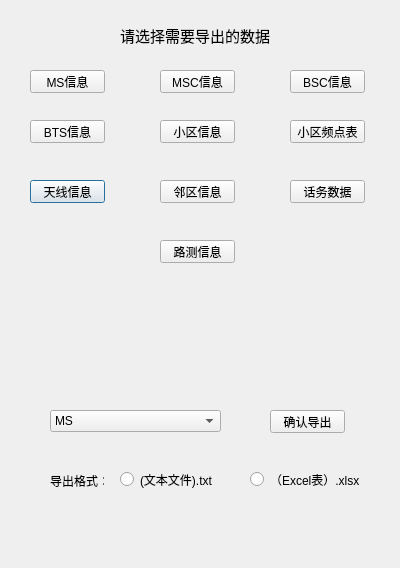
SheepAndWolf/qtGSM, file dataout.ui: the form before one commit.
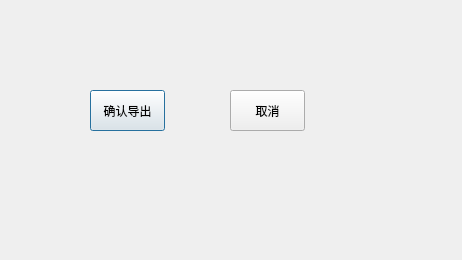
The form after the commit.

What changed in the file:
```diff
--- a/dataout.ui
+++ b/dataout.ui
@@ -6,272 +6,37 @@
    <rect>
     <x>0</x>
     <y>0</y>
-    <width>400</width>
-    <height>568</height>
+    <width>462</width>
+    <height>260</height>
    </rect>
   </property>
   <property name="windowTitle">
    <string>Dialog</string>
   </property>
-  <widget class="QLabel" name="label">
-   <property name="geometry">
-    <rect>
-     <x>120</x>
-     <y>20</y>
-     <width>161</width>
-     <height>31</height>
-    </rect>
-   </property>
-   <property name="font">
-    <font>
-     <family>楷体</family>
-     <pointsize>11</pointsize>
-    </font>
-   </property>
-   <property name="text">
-    <string>请选择需要导出的数据</string>
-   </property>
-  </widget>
-  <widget class="QPushButton" name="Tianxian">
-   <property name="geometry">
-    <rect>
-     <x>30</x>
-     <y>180</y>
-     <width>75</width>
-     <height>23</height>
-    </rect>
-   </property>
-   <property name="text">
-    <string>天线信息</string>
-   </property>
-  </widget>
-  <widget class="QPushButton" name="BSC">
-   <property name="geometry">
-    <rect>
-     <x>290</x>
-     <y>70</y>
-     <width>75</width>
-     <height>23</height>
-    </rect>
-   </property>
-   <property name="text">
-    <string>BSC信息</string>
-   </property>
-  </widget>
-  <widget class="QPushButton" name="Cell">
-   <property name="geometry">
-    <rect>
-     <x>160</x>
-     <y>120</y>
-     <width>75</width>
-     <height>23</height>
-    </rect>
-   </property>
-   <property name="text">
-    <string>小区信息</string>
-   </property>
-  </widget>
-  <widget class="QPushButton" name="Neighbor">
-   <property name="geometry">
-    <rect>
-     <x>160</x>
-     <y>180</y>
-     <width>75</width>
-     <height>23</height>
-    </rect>
-   </property>
-   <property name="text">
-    <string>邻区信息</string>
-   </property>
-  </widget>
-  <widget class="QPushButton" name="Datas">
-   <property name="geometry">
-    <rect>
-     <x>290</x>
-     <y>180</y>
-     <width>75</width>
-     <height>23</height>
-    </rect>
-   </property>
-   <property name="text">
-    <string>话务数据</string>
-   </property>
-  </widget>
-  <widget class="QPushButton" name="Locate">
-   <property name="geometry">
-    <rect>
-     <x>160</x>
-     <y>240</y>
-     <width>75</width>
-     <height>23</height>
-    </rect>
-   </property>
-   <property name="text">
-    <string>路测信息</string>
-   </property>
-  </widget>
-  <widget class="QPushButton" name="Freq">
-   <property name="geometry">
-    <rect>
-     <x>290</x>
-     <y>120</y>
-     <width>75</width>
-     <height>23</height>
-    </rect>
-   </property>
-   <property name="text">
-    <string>小区频点表</string>
-   </property>
-  </widget>
-  <widget class="QPushButton" name="MSC">
-   <property name="geometry">
-    <rect>
-     <x>160</x>
-     <y>70</y>
-     <width>75</width>
-     <height>23</height>
-    </rect>
-   </property>
-   <property name="text">
-    <string>MSC信息</string>
-   </property>
-  </widget>
-  <widget class="QPushButton" name="MS">
-   <property name="geometry">
-    <rect>
-     <x>30</x>
-     <y>70</y>
-     <width>75</width>
-     <height>23</height>
-    </rect>
-   </property>
-   <property name="text">
-    <string>MS信息</string>
-   </property>
-  </widget>
-  <widget class="QPushButton" name="BTS">
-   <property name="geometry">
-    <rect>
-     <x>30</x>
-     <y>120</y>
-     <width>75</width>
-     <height>23</height>
-    </rect>
-   </property>
-   <property name="text">
-    <string>BTS信息</string>
-   </property>
-  </widget>
   <widget class="QPushButton" name="confirm">
    <property name="geometry">
     <rect>
-     <x>270</x>
-     <y>410</y>
+     <x>90</x>
+     <y>90</y>
      <width>75</width>
-     <height>23</height>
+     <height>41</height>
     </rect>
    </property>
    <property name="text">
     <string>确认导出</string>
    </property>
   </widget>
-  <widget class="QComboBox" name="comboBox">
+  <widget class="QPushButton" name="cancel">
    <property name="geometry">
     <rect>
-     <x>50</x>
-     <y>410</y>
-     <width>171</width>
-     <height>22</height>
+     <x>230</x>
+     <y>90</y>
+     <width>75</width>
+     <height>41</height>
     </rect>
    </property>
-   <item>
-    <property name="text">
-     <string>MS</string>
-    </property>
-   </item>
-   <item>
-    <property name="text">
-     <string>MSC</string>
-    </property>
-   </item>
-   <item>
-    <property name="text">
-     <string>BSC</string>
-    </property>
-   </item>
-   <item>
-    <property name="text">
-     <string>BTS</string>
-    </property>
-   </item>
-   <item>
-    <property name="text">
-     <string>CELL</string>
-    </property>
-   </item>
-   <item>
-    <property name="text">
-     <string>FREQ</string>
-    </property>
-   </item>
-   <item>
-    <property name="text">
-     <string>Antenna</string>
-    </property>
-   </item>
-   <item>
-    <property name="text">
-     <string>DATAS</string>
-    </property>
-   </item>
-   <item>
-    <property name="text">
-     <string>neighbor</string>
-    </property>
-   </item>
-   <item>
-    <property name="text">
-     <string>detectInfo</string>
-    </property>
-   </item>
-  </widget>
-  <widget class="QLabel" name="label_2">
-   <property name="geometry">
-    <rect>
-     <x>50</x>
-     <y>470</y>
-     <width>54</width>
-     <height>21</height>
-    </rect>
-   </property>
    <property name="text">
-    <string>导出格式：</string>
-   </property>
-  </widget>
-  <widget class="QRadioButton" name="txt">
-   <property name="geometry">
-    <rect>
-     <x>120</x>
-     <y>470</y>
-     <width>115</width>
-     <height>19</height>
-    </rect>
-   </property>
-   <property name="text">
-    <string>(文本文件).txt</string>
-   </property>
-  </widget>
-  <widget class="QRadioButton" name="excel">
-   <property name="geometry">
-    <rect>
-     <x>250</x>
-     <y>470</y>
-     <width>115</width>
-     <height>19</height>
-    </rect>
-   </property>
-   <property name="text">
-    <string>（Excel表）.xlsx</string>
+    <string>取消</string>
    </property>
   </widget>
  </widget>
```
